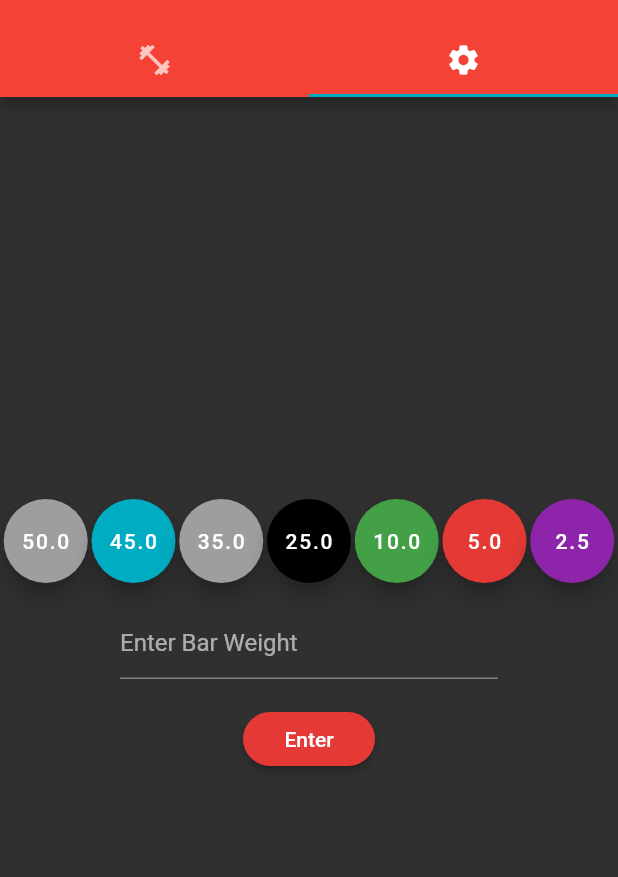
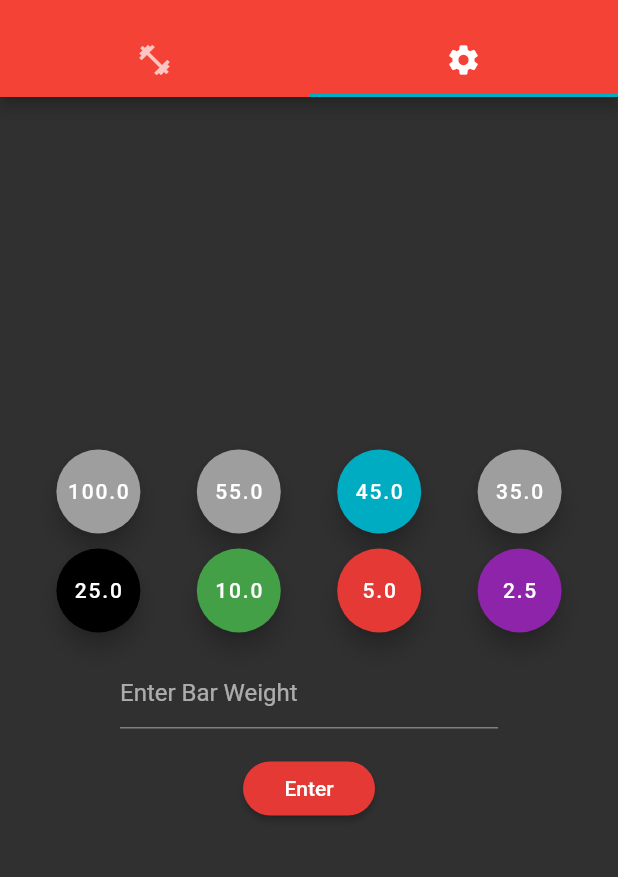
Before and after one commit to yashdhume/Gym_App, a Flutter app: the screen it shows after launch, tab 2 chosen, after a tap on "Enter", on a phone screen of 412 x 824 dp, the part 59-936 px from its top. Run offline on Flutter 3.47's test engine with Material 2 defaults, Android fonts, the phone set to English and light mode, and no system bars; our stand-ins replace keyboard_actions.

Commit message:
Fixed major keyboard bug for iPhones

```diff
--- a/lib/PlateMath/DisplayPlateButtons.dart
+++ b/lib/PlateMath/DisplayPlateButtons.dart
@@ -1,5 +1,4 @@
 import 'package:flutter/material.dart';
-
 import 'package:scoped_model/scoped_model.dart';
 import 'package:gym_app/ViewModel.dart';
 
--- a/lib/PlateMath/DisplayPlates.dart
+++ b/lib/PlateMath/DisplayPlates.dart
@@ -9,10 +9,7 @@ class DisplayPlates extends StatelessWidget {
 
   List<Widget> CreateDisplay(ViewModel model) {
     List<Widget> a = [];
-    if (values.isEmpty) {
-      a.add(new DisplayPlate(color: Colors.grey, weight: 0));
-      return a;
-    }
+
     for (int i = 0; i < values.length; i++) {
       a.add(new DisplayPlate(
         color: model.colorDictionary[values[i]],
@@ -40,7 +37,8 @@ class DisplayPlate extends StatelessWidget {
   Widget build(BuildContext context) {
     return new Container(
         padding: EdgeInsets.all(15.0),
-        width: 100.0 + weight * 10,
+        width:  100 + weight * 10,
+        height: 50,
         //color: color,
         decoration: BoxDecoration(
             color: color,
--- a/lib/PlateMath/PlateMath.dart
+++ b/lib/PlateMath/PlateMath.dart
@@ -3,7 +3,8 @@ import 'package:gym_app/PlateMath/DisplayPlateButtons.dart';
 import 'package:gym_app/PlateMath/DisplayPlates.dart';
 import 'package:scoped_model/scoped_model.dart';
 import 'package:gym_app/ViewModel.dart';
-import 'package:gym_app/PlateMath/PlateSettings.dart';
+import 'package:flutter/services.dart';
+import 'package:keyboard_actions/keyboard_actions.dart';
 
 typedef AddCallBack = void Function(int n);
 
@@ -81,11 +82,21 @@ class _PlateMath extends State<PlateMath> {
     return a;
   }
 
+  FocusNode _nodeText1 = FocusNode();
+
   Widget build(BuildContext context) {
     return ScopedModelDescendant<ViewModel>(
         builder: (context, child, model) => Scaffold(
-              body: new Container(
-                  child: new Column(children: <Widget>[
+                body: new GestureDetector(
+              onTap: () {
+                // call this method here to hide soft keyboard
+                FocusScope.of(context).requestFocus(new FocusNode());
+
+                SystemChannels.textInput.invokeMethod('TextInput.hide');
+              },
+              child: new ListView(children: <Widget>[
+
+                new Column(children: <Widget>[
                   SizedBox(height: 50.0),
                   Container(
                     //padding: EdgeInsets.only(top:30.0),
@@ -131,7 +142,9 @@ class _PlateMath extends State<PlateMath> {
                           decoration:
                               new InputDecoration(hintText: 'Enter Weight'),
                           keyboardType: TextInputType.number,
+                          focusNode: _nodeText1,
                           controller: _myController,
+                          textInputAction: TextInputAction.done,
                         )),
                         Padding(
                           padding: EdgeInsets.all(10.0),
@@ -157,7 +170,8 @@ class _PlateMath extends State<PlateMath> {
                       child: DisplayPlates(
                         values: _showPlates,
                       ))
-              ])),
-            ));
+                ])
+              ]),
+            )));
   }
 }
--- a/lib/PlateMath/PlateSettings.dart
+++ b/lib/PlateMath/PlateSettings.dart
@@ -4,7 +4,7 @@ import 'package:scoped_model/scoped_model.dart';
 import 'package:gym_app/ViewModel.dart';
 
 class DisplayPlateButtonss extends StatelessWidget {
-  List<double> plates = [50, 45, 35, 25, 10, 5, 2.5];
+  List<double> plates = [100,55, 45, 35, 25, 10, 5, 2.5];
 
   Color colorChange(ViewModel model, value) {
     if (model.weights.contains(value))
@@ -14,7 +14,17 @@ class DisplayPlateButtonss extends StatelessWidget {
   }
   List<Widget> CreateDisplay(ViewModel model) {
     List<Widget> a = [];
-    for (int i = 0; i < plates.length; i++) {
+    for (int i = 0; i < plates.length~/2; i++) {
+      a.add(new PlateButtonss(
+        plate: plates[i],
+        color: colorChange(model, plates[i]),
+      ));
+    }
+    return a;
+  }
+  List<Widget> CreateDisplay2(ViewModel model) {
+    List<Widget> a = [];
+    for (int i = plates.length~/2; i < plates.length; i++) {
       a.add(new PlateButtonss(
         plate: plates[i],
         color: colorChange(model, plates[i]),
@@ -32,13 +42,19 @@ class DisplayPlateButtonss extends StatelessWidget {
 
   Widget build(BuildContext context) {
     return ScopedModelDescendant<ViewModel>(
-        builder: (context, child, model) => new Center( child:Column(
+        builder: (context, child, model) => new Center( child:
+
+        Column(
           mainAxisAlignment: MainAxisAlignment.center,
             children: <Widget>[
-
               new Row(
                 mainAxisAlignment: MainAxisAlignment.spaceEvenly,
                 children: CreateDisplay(model),
+              ),
+              SizedBox(height: 10.0,),
+              new Row(
+                mainAxisAlignment: MainAxisAlignment.spaceEvenly,
+                children: CreateDisplay2(model),
               ),
               new Row(
                 mainAxisAlignment: MainAxisAlignment.center,
--- a/lib/ViewModel.dart
+++ b/lib/ViewModel.dart
@@ -5,7 +5,7 @@ class ViewModel extends Model {
   List<double> weights = [45, 25, 10, 5, 2.5];
   double barWeight = 45.0;
   final colorDictionary = {
-    50.0: Colors.orange[600],
+    55.0: Colors.orange[600],
     45: Colors.cyan[600],
     35: Colors.yellow[600],
     25: Colors.black,
--- a/pubspec.yaml
+++ b/pubspec.yaml
@@ -20,6 +20,7 @@ dependencies:
   # Use with the CupertinoIcons class for iOS style icons.
   cupertino_icons: ^0.1.2
   scoped_model: ^1.0.1
+  keyboard_actions: ^1.0.3
 
 dev_dependencies:
   flutter_test:
```
Lines whose indentation alone changed are shown as unchanged.
